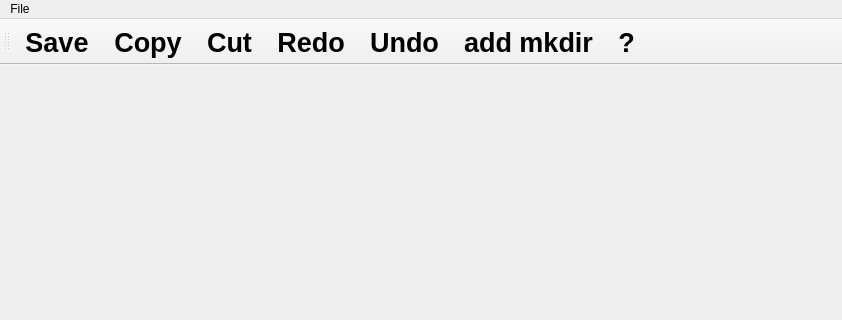
dmushynska/Utext, file mainwindow.ui: the form before one commit; both pictures show x 0 to 842 and y 0 to 320 of the 842 by 751 pixel window.
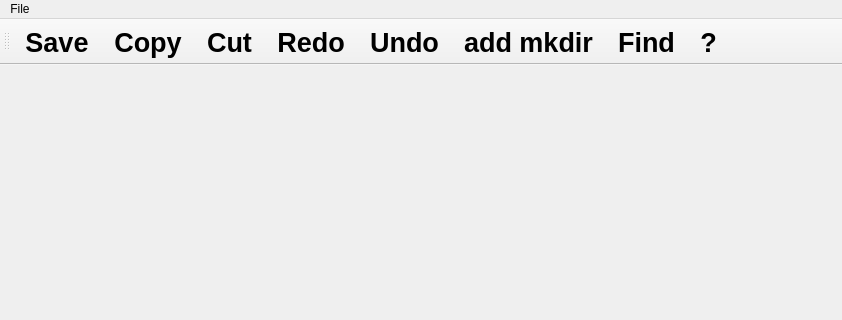
The form after the commit.

```diff
--- a/mainwindow.ui
+++ b/mainwindow.ui
@@ -119,6 +119,7 @@
    <addaction name="action_Redo"/>
    <addaction name="action_Undo"/>
    <addaction name="actionadd_mkdir"/>
+   <addaction name="action_Find"/>
    <addaction name="action_What_is"/>
   </widget>
   <widget class="QStatusBar" name="statusBar"/>
@@ -177,6 +178,11 @@
     <string>Redo</string>
    </property>
   </action>
+  <action name="action_Find">
+   <property name="text">
+    <string>&amp;Find</string>
+   </property>
+  </action>
  </widget>
  <layoutdefault spacing="6" margin="11"/>
  <resources/>
```
Left out of the diff: 1 changed line with no effect on the pictures.
